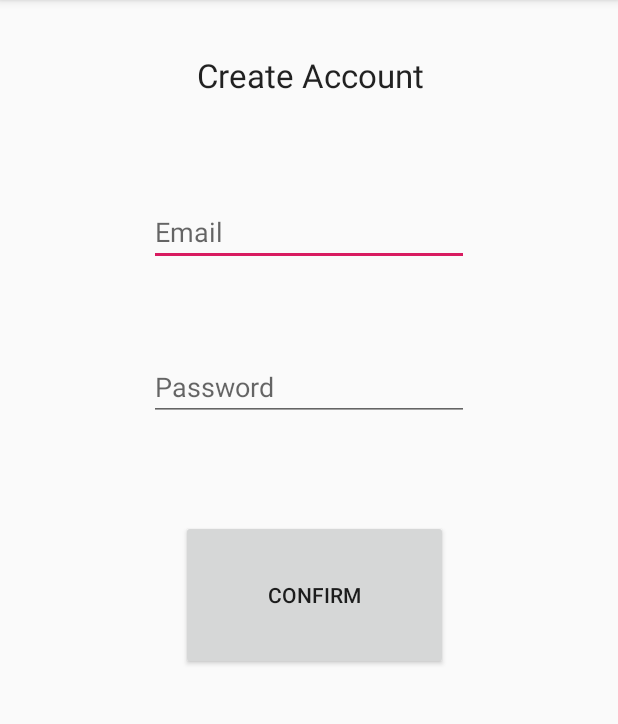
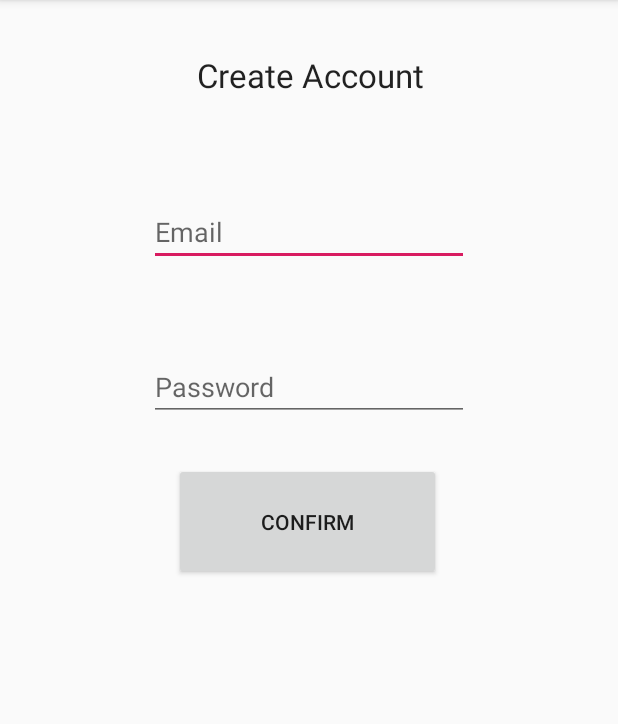
Before and after one commit to Alphonso74/Fantasy-Fanatics, an Android app: the CreateAccountActivity screen opened directly, with no data from a screen before it, on a phone screen of 412 x 824 dp, the part 84-808 px from its top. Run offline under Robolectric (Android 15) with nearby library versions, the phone set to English and light mode, and no system bars.

Commit message:
Minor changes

```diff
--- a/app/src/main/res/layout/create_account.xml
+++ b/app/src/main/res/layout/create_account.xml
@@ -50,12 +50,10 @@
         android:layout_below="@+id/passwordInputCreateAccount"
         android:layout_alignParentEnd="true"
         android:layout_alignParentRight="true"
-        android:layout_alignParentBottom="true"
         android:layout_centerHorizontal="true"
-        android:layout_marginTop="66dp"
-        android:layout_marginEnd="113dp"
-        android:layout_marginRight="113dp"
-        android:layout_marginBottom="321dp"
+        android:layout_marginTop="28dp"
+        android:layout_marginEnd="118dp"
+        android:layout_marginRight="118dp"
         android:text="@string/confirm" />
 
 </RelativeLayout>
```
Also changed, not shown: app/src/main/java/psu/ajm6684/myapplication/MyTeamActivity.java (+14 -0 lines).
